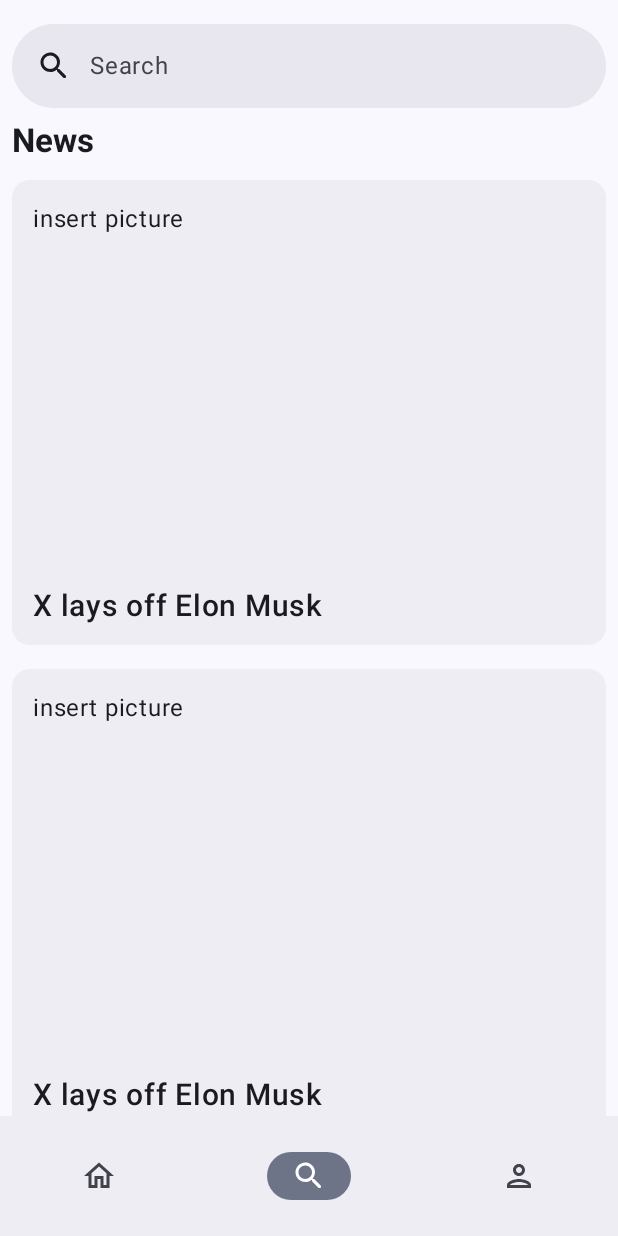
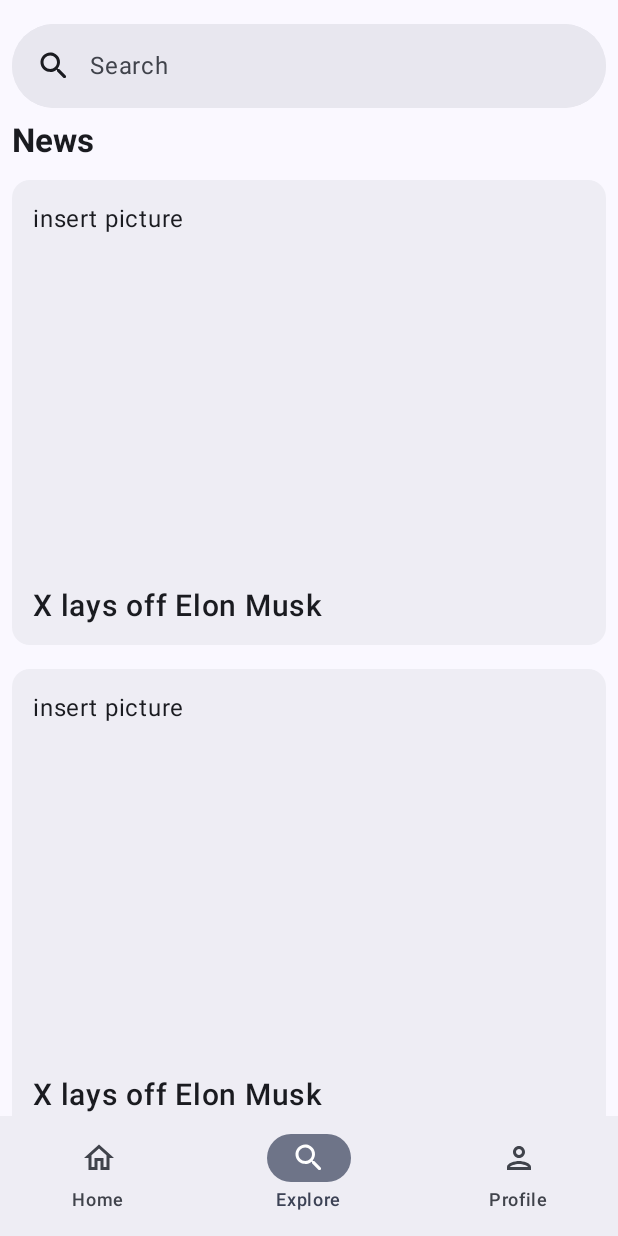
Before and after one commit to Aadityainf/BullSage, an Android app built with Jetpack Compose: the explore screen opened through its navigation route, on a phone screen of 412 x 824 dp. Run offline under Robolectric (Android 15) with nearby library versions, the phone set to English and light mode, and no system bars; our stand-ins replace Dagger/Hilt's generated code.

Commit message:
Add destination names

```diff
--- a/bullsage-android/app/src/main/java/com/bullsage/android/ui/BullSageApp.kt
+++ b/bullsage-android/app/src/main/java/com/bullsage/android/ui/BullSageApp.kt
@@ -7,11 +7,13 @@ import androidx.compose.material3.Icon
 import androidx.compose.material3.NavigationBar
 import androidx.compose.material3.NavigationBarItem
 import androidx.compose.material3.Scaffold
+import androidx.compose.material3.Text
 import androidx.compose.runtime.Composable
 import androidx.compose.runtime.derivedStateOf
 import androidx.compose.runtime.getValue
 import androidx.compose.runtime.remember
 import androidx.compose.ui.Modifier
+import androidx.compose.ui.res.stringResource
 import androidx.navigation.NavController
 import androidx.navigation.NavDestination
 import androidx.navigation.NavDestination.Companion.hierarchy
@@ -86,6 +88,9 @@ private fun BottomNavigationBar(
                         },
                         contentDescription = null
                     )
+                },
+                label = {
+                    Text(text = stringResource(id = destination.destinationName))
                 }
             )
         }
--- a/bullsage-android/app/src/main/res/values/strings.xml
+++ b/bullsage-android/app/src/main/res/values/strings.xml
@@ -18,4 +18,7 @@
     <string name="search_bar_horizontal_padding">Search bar horizontal padding</string>
     <string name="search_bar_vertical_padding">Ssearch bar vertical padding</string>
     <string name="clear_search">Clear search</string>
+    <string name="home">Home</string>
+    <string name="explore">Explore</string>
+    <string name="profile">Profile</string>
 </resources>
```
Also changed, not shown: bullsage-android/app/src/main/java/com/bullsage/android/ui/navigation/BullSageDestinations.kt (+9 -3 lines).
